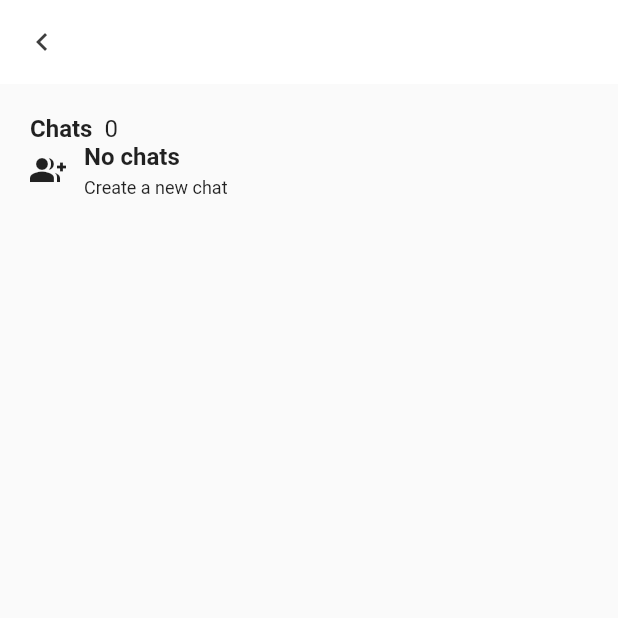
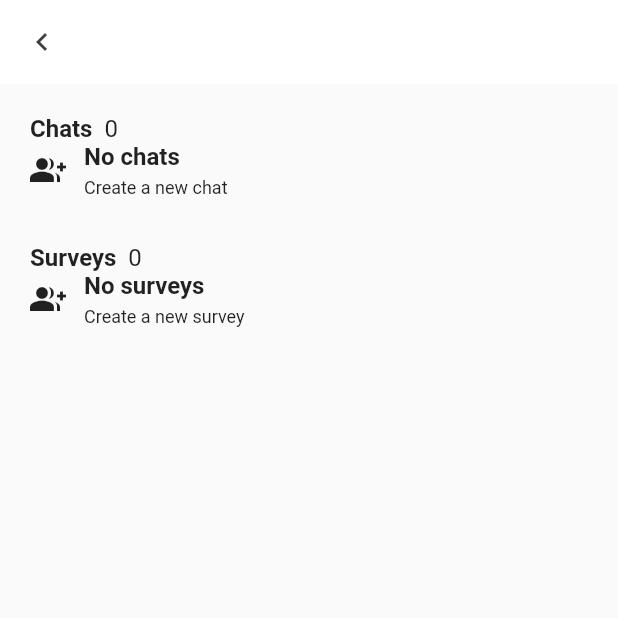
Before and after one commit to david-dumas/Secry, a Flutter app: the GroupOverviewPage screen opened directly with empty values, on a phone screen of 412 x 824 dp, the top half of it. Run offline on Flutter 3.47's test engine with Material 2 defaults, Android fonts, the phone set to English and light mode, and no system bars; our stand-ins replace auto_route, bloc, country_code_picker, dartz, dio, easy_localization and 10 more; missing offline and left inert: multiavatar; accounts and stored records are empty; generated files the repository leaves out were written again; network calls fail.

Commit message:
US-230 Setup survey overview for group overview page (with mock api)

```diff
--- a/assets/translations/en.json
+++ b/assets/translations/en.json
@@ -77,5 +77,7 @@
   "general_add_group" : "Add group",
   "general_now" : "now",
   "empty_state_no_chats_title" : "No chats",
-  "empty_state_no_chats_description" : "Create a new chat"
+  "empty_state_no_chats_description" : "Create a new chat",
+  "empty_state_no_surveys_title" : "No surveys",
+  "empty_state_no_surveys_description" : "Create a new survey"
 }
--- a/assets/translations/nl.json
+++ b/assets/translations/nl.json
@@ -77,5 +77,7 @@
   "general_add_group" : "Groep toevoegen",
   "general_now" : "nu",
   "empty_state_no_chats_title" : "Geen chats",
-  "empty_state_no_chats_description" : "Nieuwe chat aanmaken"
+  "empty_state_no_chats_description" : "Nieuwe chat aanmaken",
+  "empty_state_no_surveys_title" : "Geen enquêtes",
+  "empty_state_no_surveys_description" : "Nieuwe enquête aanmaken"
 }
--- a/lib/application/group_overview/group_overview_bloc.dart
+++ b/lib/application/group_overview/group_overview_bloc.dart
@@ -5,6 +5,7 @@ import 'package:freezed_annotation/freezed_annotation.dart';
 import 'package:injectable/injectable.dart';
 import 'package:secry/domain/chats/i_chats_repository.dart';
 import 'package:secry/domain/general/group_overview_row_info.dart';
+import 'package:secry/domain/surveys/i_surveys_repository.dart';
 import 'package:secry/util/avatars/avatar_helper.dart';
 
 part 'group_overview_event.dart';
@@ -14,8 +15,9 @@ part 'group_overview_bloc.freezed.dart';
 @injectable
 class GroupOverviewBloc extends Bloc<GroupOverviewEvent, GroupOverviewState> {
   final IChatsRepository _chatsRepository;
+  final ISurveysRepository _surveysRepository;
 
-  GroupOverviewBloc(this._chatsRepository) : super(GroupOverviewState.initial()) {
+  GroupOverviewBloc(this._chatsRepository, this._surveysRepository) : super(GroupOverviewState.initial()) {
     on<GroupOverviewEvent>(_onEvent);
   }
 
@@ -24,12 +26,18 @@ class GroupOverviewBloc extends Bloc<GroupOverviewEvent, GroupOverviewState> {
       initialized: (e) async {
         final mostRecentGroupChats = await _chatsRepository.getMostRecentChatsForGroup(groupId: e.groupId);
         await AvatarHelper().addSvgToGroupRowsInfo(mostRecentGroupChats);
+        add(GroupOverviewEvent.chatInfoItemsUpdated(mostRecentGroupChats));
 
-        add(GroupOverviewEvent.chatInfoItemsUpdated(mostRecentGroupChats));
+        final mostRecentGroupSurveys = await _surveysRepository.getMostRecentSurveysForGroup(groupId: e.groupId);
+        await AvatarHelper().addSvgToGroupRowsInfo(mostRecentGroupSurveys);
+        add(GroupOverviewEvent.surveyInfoItemsUpdated(mostRecentGroupSurveys));
       },
       chatInfoItemsUpdated: (e) async {
         emit(state.copyWith(chatInfoItems: e.chatInfoItems));
       },
+      surveyInfoItemsUpdated: (e) async {
+        emit(state.copyWith(surveyInfoItems: e.surveyInfoItems));
+      },
     );
   }
 }
--- a/lib/application/group_overview/group_overview_event.dart
+++ b/lib/application/group_overview/group_overview_event.dart
@@ -5,4 +5,6 @@ class GroupOverviewEvent with _$GroupOverviewEvent {
   const factory GroupOverviewEvent.initialized(String groupId) = _GroupOverviewEvent;
   const factory GroupOverviewEvent.chatInfoItemsUpdated(List<GroupOverviewRowInfo> chatInfoItems) =
       _ChatInfoItemsUpdated;
+  const factory GroupOverviewEvent.surveyInfoItemsUpdated(List<GroupOverviewRowInfo> surveyInfoItems) =
+      _SurveyInfoItemsUpdated;
 }
--- a/lib/application/group_overview/group_overview_state.dart
+++ b/lib/application/group_overview/group_overview_state.dart
@@ -2,7 +2,10 @@ part of 'group_overview_bloc.dart';
 
 @freezed
 class GroupOverviewState with _$GroupOverviewState {
-  const factory GroupOverviewState({required List<GroupOverviewRowInfo> chatInfoItems}) = _GroupOverviewState;
+  const factory GroupOverviewState({
+    required List<GroupOverviewRowInfo> chatInfoItems,
+    required List<GroupOverviewRowInfo> surveyInfoItems,
+  }) = _GroupOverviewState;
 
-  factory GroupOverviewState.initial() => GroupOverviewState(chatInfoItems: []);
+  factory GroupOverviewState.initial() => GroupOverviewState(chatInfoItems: [], surveyInfoItems: []);
 }
--- a/lib/constants.dart
+++ b/lib/constants.dart
@@ -6,6 +6,7 @@ const baseUrl = "https://sjno.nl/secry";
 // TODO Delete
 const temporaryPostmanBaseUrl = "https://10535ad9-1804-4207-b556-54f9e7572e48.mock.pstmn.io";
 const temporaryPostmanPrivateChatsUrl = "https://e6e670c2-7eb3-4bae-81e4-0ecebaa88385.mock.pstmn.io";
+const temporaryPostmanPrivateSurveysUrl = "https://413f4f84-f2a1-41f7-a154-43d6a09af11a.mock.pstmn.io";
 
 // Most used color(s)
 const kPrimaryColor = Color(0xFF3794FC);
--- /dev/null
+++ b/lib/domain/surveys/i_surveys_api_service.dart
@@ -0,0 +1,15 @@
+import 'package:dio/dio.dart';
+import 'package:secry/constants.dart';
+import 'package:retrofit/retrofit.dart';
+
+part 'i_surveys_api_service.g.dart';
+
+@RestApi(baseUrl: temporaryPostmanPrivateSurveysUrl)
+abstract class ISurveysApiService {
+  factory ISurveysApiService(Dio dio, {String baseUrl}) = _ISurveysApiService;
+
+  @GET('/get_private_surveys')
+  Future<HttpResponse<dynamic>> getMostRecentPrivateSurveysForGroup(
+      // @Body() String body,
+      );
+}
--- /dev/null
+++ b/lib/domain/surveys/i_surveys_repository.dart
@@ -0,0 +1,5 @@
+import 'package:secry/domain/general/group_overview_row_info.dart';
+
+abstract class ISurveysRepository {
+  Future<List<GroupOverviewRowInfo>> getMostRecentSurveysForGroup({required String groupId});
+}
--- a/lib/presentation/pages/home/group_overview_page.dart
+++ b/lib/presentation/pages/home/group_overview_page.dart
@@ -30,12 +30,17 @@ class GroupOverviewPage extends StatelessWidget {
                 backgroundColor: globalWhite,
               ),
               body: SingleChildScrollView(
-                child: GroupSection(
+                child: Padding(
+                  padding: pagePaddingAllSides,
+                  child: Column(
+                    crossAxisAlignment: CrossAxisAlignment.stretch,
+                    children: [
+                      GroupSection(
                         title: tr('home_chats'),
-                  cellInfoItems: getChatsCellItems(state.chatInfoItems),
+                        cellInfoItems: getCellItemsFrom(state.chatInfoItems),
                         isMaximumNumberOfCellsToShowEnabled: true,
                         maximumNumberOfCellsToShow: 3,
-                  isTitleRowActionButtonVisible: getChatsCellItems(state.chatInfoItems).length > 3,
+                        isTitleRowActionButtonVisible: getCellItemsFrom(state.chatInfoItems).length > 3,
                         titleRowActionButtonText: tr('general_see_all'),
                         emptyStateTitle: tr('empty_state_no_chats_title'),
                         emptyStateDescription: tr('empty_state_no_chats_description'),
@@ -53,13 +58,41 @@ class GroupOverviewPage extends StatelessWidget {
                           // );
                         },
                       ),
+                      SizedBox(height: 30),
+                      GroupSection(
+                        title: tr('home_surveys'),
+                        cellInfoItems: getCellItemsFrom(state.surveyInfoItems),
+                        isMaximumNumberOfCellsToShowEnabled: true,
+                        maximumNumberOfCellsToShow: 3,
+                        isTitleRowActionButtonVisible: getCellItemsFrom(state.surveyInfoItems).length > 3,
+                        titleRowActionButtonText: tr('general_see_all'),
+                        emptyStateTitle: tr('empty_state_no_surveys_title'),
+                        emptyStateDescription: tr('empty_state_no_surveys_description'),
+                        emptyStateIcon: Icon(Icons.group_add),
+                        titleRowTrailingAction: () {
+                          // TODO handle 'see all' action
+                        },
+                        openPageForPressedCell: (String id, String groupTitle) {
+                          // TODO Open subpage for chat
+                          // pushNewScreen(
+                          //   context,
+                          //   screen: GroupOverviewPage(title: groupTitle, groupId: id),
+                          //   withNavBar: true,
+                          //   pageTransitionAnimation: PageTransitionAnimation.cupertino,
+                          // );
+                        },
+                      ),
+                      SizedBox(height: 50),
+                    ],
+                  ),
+                ),
               ));
         },
       ),
     );
   }
 
-  List<GeneralListCellInfoItem> getChatsCellItems(List<GroupOverviewRowInfo> chatsInfoItems) {
+  List<GeneralListCellInfoItem> getCellItemsFrom(List<GroupOverviewRowInfo> chatsInfoItems) {
     return chatsInfoItems
         .map((groupInfoItem) => GeneralListCellInfoItem(
             id: groupInfoItem.id,
--- a/lib/presentation/widgets/general/group_section.dart
+++ b/lib/presentation/widgets/general/group_section.dart
@@ -33,11 +33,8 @@ class GroupSection extends StatelessWidget {
 
   @override
   Widget build(BuildContext context) {
-    return Padding(
-      padding: pagePaddingAllSides,
-      child: Column(crossAxisAlignment: CrossAxisAlignment.stretch, children: [
-        SizedBox(
-          child: GroupSectionTitleRow(
+    return Column(crossAxisAlignment: CrossAxisAlignment.stretch, children: [
+      GroupSectionTitleRow(
           title: title,
           amountOfGroups: cellInfoItems.length,
           isTitleRowActionButtonVisible: isTitleRowActionButtonVisible,
@@ -45,23 +42,18 @@ class GroupSection extends StatelessWidget {
           trailingActionButtonAction: () {
             titleRowTrailingAction;
           }),
-        ),
       cellInfoItems.length < 1
           ? GroupSectionEmptyStateRow(
               title: emptyStateTitle,
               description: emptyStateDescription,
               icon: emptyStateIcon,
             )
-            : SizedBox(
-                width: double.infinity,
-                height: MediaQuery.of(context).size.height * 0.75,
-                child: ContentSectionWithRows(
+          : ContentSectionWithRows(
               cellInfoItems: this.cellInfoItems,
               isMaximumNumberOfCellsToShowEnabled: isMaximumNumberOfCellsToShowEnabled,
               maximumNumberOfCellsToShow: maximumNumberOfCellsToShow,
-                    openPageForPressedCell: openPageForPressedCell)),
-      ]),
-    );
+              openPageForPressedCell: openPageForPressedCell),
+    ]);
   }
 }
 
@@ -179,6 +171,9 @@ class _ContentSectionWithRowsState extends State<ContentSectionWithRows> {
   @override
   Widget build(BuildContext context) {
     return ListView.builder(
+      scrollDirection: Axis.vertical,
+      shrinkWrap: true,
+      physics: const NeverScrollableScrollPhysics(),
       itemCount:
           widget.isMaximumNumberOfCellsToShowEnabled ? widget.maximumNumberOfCellsToShow : widget.cellInfoItems.length,
       itemBuilder: (context, index) {
```
Also changed, not shown: lib/infrastructure/surveys/surveys_api_service.dart (added, +15 -0 lines), lib/infrastructure/surveys/surveys_repository.dart (added, +32 -0 lines), lib/application/group_overview/group_overview_bloc.freezed.dart, lib/domain/surveys/i_surveys_api_service.g.dart (added), lib/injection.config.dart. Lines whose indentation alone changed are shown as unchanged.
